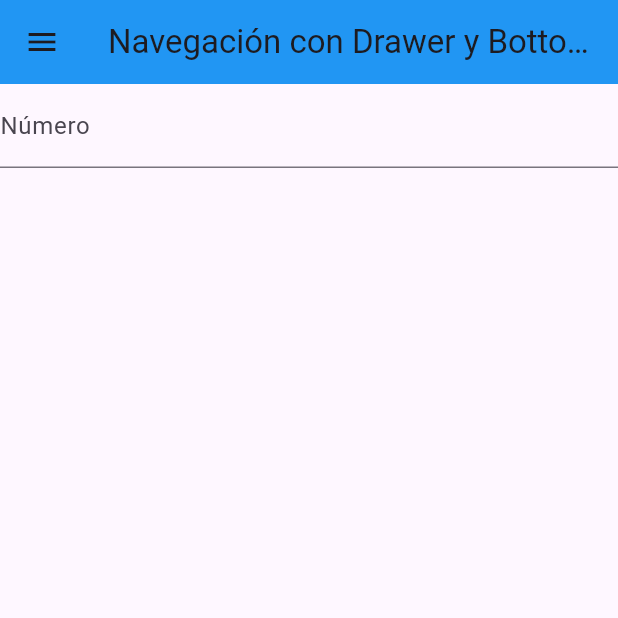
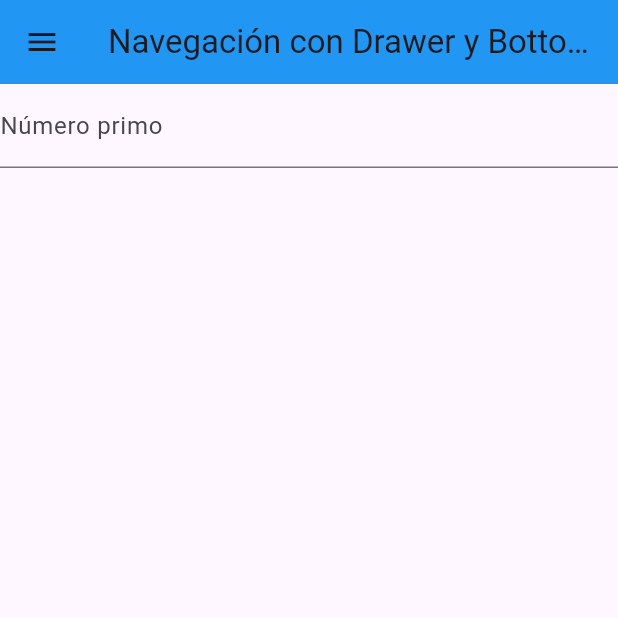
Before and after one commit to Alexander-Guacan/Moviles_Menu_Contextual, a Flutter app: the screen it shows after launch, item 2 of the bottom bar chosen, on a phone screen of 412 x 824 dp, the top half of it. Run offline on Flutter 3.47's test engine with Material 3 defaults, Android fonts, the phone set to English and light mode, and no system bars.

Commit message:
fix index error

```diff
--- a/lib/pages/pantalla_principal1.dart
+++ b/lib/pages/pantalla_principal1.dart
@@ -1,6 +1,7 @@
 import 'package:flutter/material.dart';
 import 'package:moviles_menu_contextual/pages/factorial_page.dart';
 import 'package:moviles_menu_contextual/pages/pagina_division.dart';
+import 'package:moviles_menu_contextual/pages/prime_number_page.dart';
 
 import 'pagina_busqueda.dart';
 import 'pagina_inicio.dart';
@@ -22,7 +23,7 @@ class _EstadoPantallaPrincipal1 extends State<PantallaPrincipal1> {
     PaginaPerfil(),
     DivisionPage(),
     FactorialPage(),
-    FactorialPage(),
+    PrimeNumberPage(),
     FactorialPage(),
   ];
 
--- a/lib/pages/prime_number_page.dart
+++ b/lib/pages/prime_number_page.dart
@@ -18,7 +18,7 @@ class _FactorialPageState extends State<PrimeNumberPage> {
           controller: _number,
           keyboardType: const TextInputType.numberWithOptions(signed: false, decimal: false),
           decoration: const InputDecoration(
-            label: Text("Número")
+            label: Text("Número primo")
           ),
         )],
       ),
```
